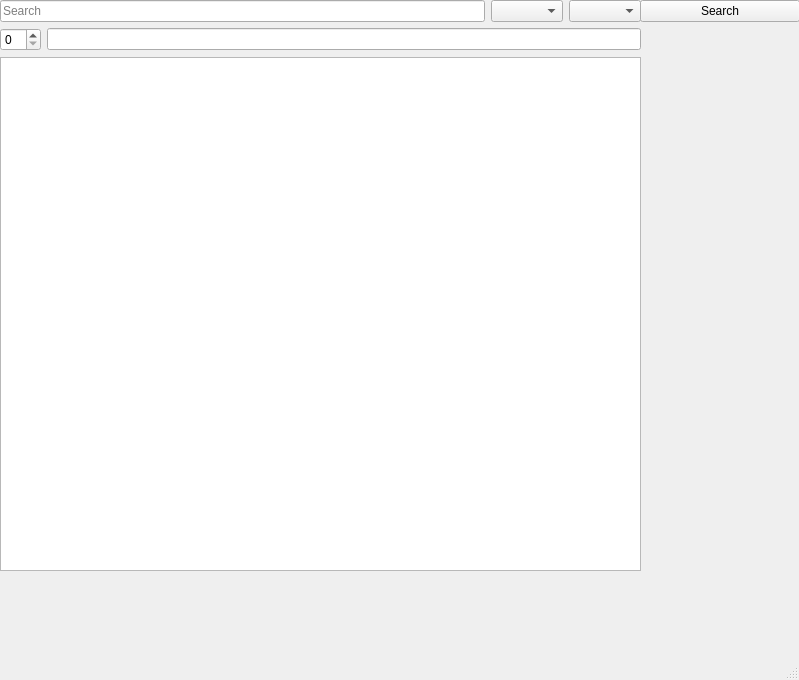
Old version of the form tp_final_client/mainwindow.ui in the repository Adam31-jpg/desktop.
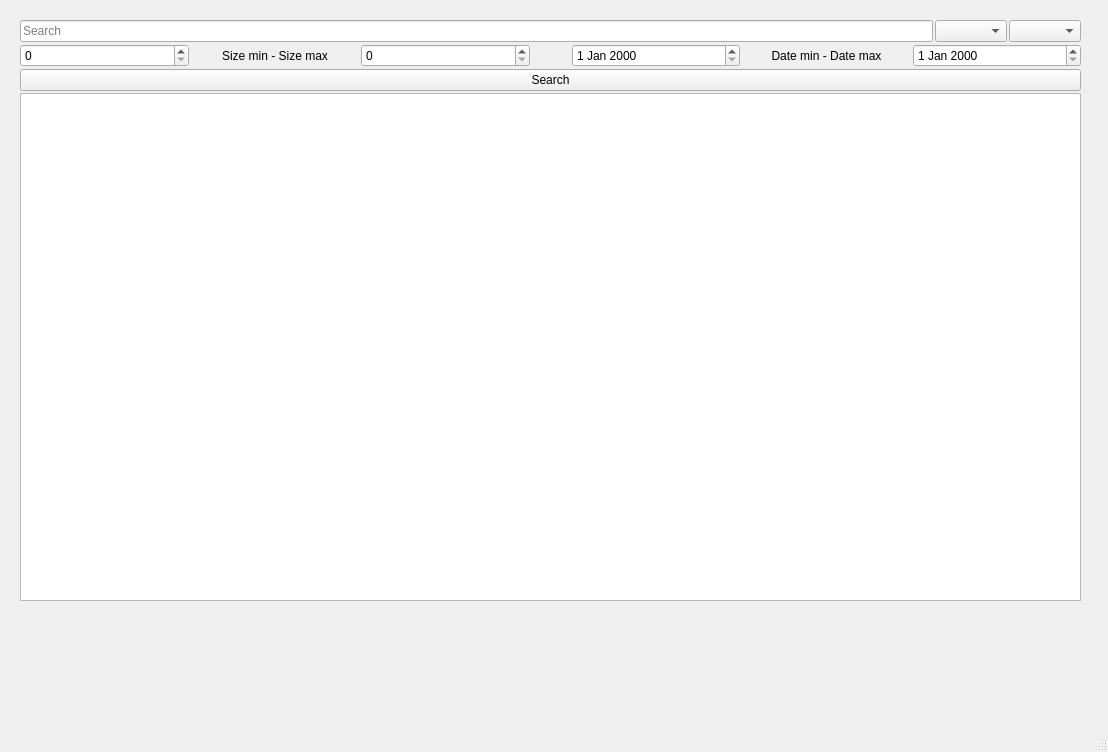
New version of the form.

```diff
--- a/tp_final_client/mainwindow.ui
+++ b/tp_final_client/mainwindow.ui
@@ -6,61 +6,43 @@
    <rect>
     <x>0</x>
     <y>0</y>
-    <width>799</width>
-    <height>680</height>
+    <width>1108</width>
+    <height>752</height>
    </rect>
   </property>
   <property name="windowTitle">
    <string>MainWindow</string>
   </property>
   <widget class="QWidget" name="centralwidget">
-   <widget class="QWidget" name="verticalLayoutWidget">
-    <property name="geometry">
-     <rect>
-      <x>640</x>
-      <y>0</y>
-      <width>160</width>
-      <height>571</height>
-     </rect>
-    </property>
-    <layout class="QVBoxLayout" name="verticalLayout">
-     <item>
-      <widget class="QPushButton" name="btnTxt">
-       <property name="enabled">
-        <bool>true</bool>
-       </property>
-       <property name="mouseTracking">
-        <bool>false</bool>
-       </property>
-       <property name="text">
-        <string>Search</string>
-       </property>
-      </widget>
-     </item>
-     <item>
-      <spacer name="verticalSpacer">
-       <property name="orientation">
-        <enum>Qt::Vertical</enum>
-       </property>
-       <property name="sizeHint" stdset="0">
-        <size>
-         <width>20</width>
-         <height>40</height>
-        </size>
-       </property>
-      </spacer>
-     </item>
-    </layout>
-   </widget>
-   <widget class="QWidget" name="verticalLayoutWidget_2">
+   <widget class="QWidget" name="horizontalLayoutWidget">
     <property name="geometry">
      <rect>
       <x>0</x>
       <y>0</y>
-      <width>641</width>
-      <height>571</height>
+      <width>1101</width>
+      <height>621</height>
      </rect>
     </property>
+    <layout class="QHBoxLayout" name="horizontalLayout_3" stretch="0">
+     <property name="spacing">
+      <number>2</number>
+     </property>
+     <property name="sizeConstraint">
+      <enum>QLayout::SetDefaultConstraint</enum>
+     </property>
+     <property name="leftMargin">
+      <number>20</number>
+     </property>
+     <property name="topMargin">
+      <number>20</number>
+     </property>
+     <property name="rightMargin">
+      <number>20</number>
+     </property>
+     <property name="bottomMargin">
+      <number>20</number>
+     </property>
+     <item>
     <layout class="QVBoxLayout" name="verticalLayout_2">
      <item>
       <layout class="QHBoxLayout" name="horizontalLayout">
@@ -78,10 +60,18 @@
         </widget>
        </item>
        <item>
-        <widget class="QComboBox" name="comboBox"/>
+          <widget class="QComboBox" name="type">
+           <property name="toolTip">
+            <string>Type de fichier</string>
+           </property>
+          </widget>
        </item>
        <item>
-        <widget class="QComboBox" name="comboBox_2"/>
+          <widget class="QComboBox" name="extention">
+           <property name="toolTip">
+            <string>Extention du fichier</string>
+           </property>
+          </widget>
        </item>
       </layout>
      </item>
@@ -94,13 +84,73 @@
         <widget class="QSpinBox" name="spinBox"/>
        </item>
        <item>
-        <widget class="QLineEdit" name="lineEdit_3"/>
+          <widget class="QLabel" name="label">
+           <property name="text">
+            <string>Size min - Size max</string>
+           </property>
+           <property name="alignment">
+            <set>Qt::AlignCenter</set>
+           </property>
+          </widget>
+         </item>
+         <item>
+          <widget class="QSpinBox" name="maxSize"/>
+         </item>
+         <item>
+          <spacer name="horizontalSpacer">
+           <property name="orientation">
+            <enum>Qt::Horizontal</enum>
+           </property>
+           <property name="sizeType">
+            <enum>QSizePolicy::Fixed</enum>
+           </property>
+           <property name="sizeHint" stdset="0">
+            <size>
+             <width>40</width>
+             <height>20</height>
+            </size>
+           </property>
+          </spacer>
+         </item>
+         <item>
+          <widget class="QDateEdit" name="minDate"/>
+         </item>
+         <item>
+          <widget class="QLabel" name="label_2">
+           <property name="text">
+            <string>Date min - Date max</string>
+           </property>
+           <property name="alignment">
+            <set>Qt::AlignCenter</set>
+           </property>
+          </widget>
+         </item>
+         <item>
+          <widget class="QDateEdit" name="maxDate"/>
        </item>
       </layout>
      </item>
+       <item>
+        <widget class="QPushButton" name="btnTxt">
+         <property name="enabled">
+          <bool>true</bool>
+         </property>
+         <property name="mouseTracking">
+          <bool>false</bool>
+         </property>
+         <property name="text">
+          <string>Search</string>
+         </property>
+        </widget>
+       </item>
      <item>
       <widget class="QListView" name="listView"/>
      </item>
+       <item>
+        <layout class="QVBoxLayout" name="verticalLayout"/>
+       </item>
+      </layout>
+     </item>
     </layout>
    </widget>
   </widget>
```
Left out of the diff: 4 changed lines with no effect on the pictures. Lines whose indentation alone changed are shown as unchanged.
